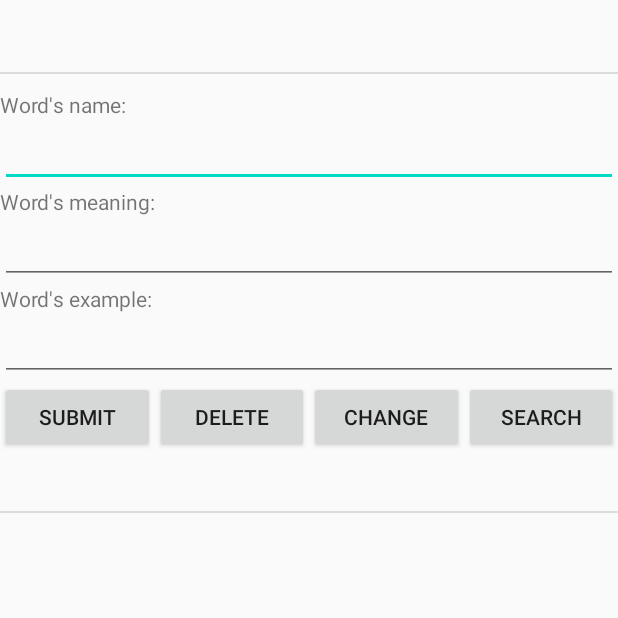
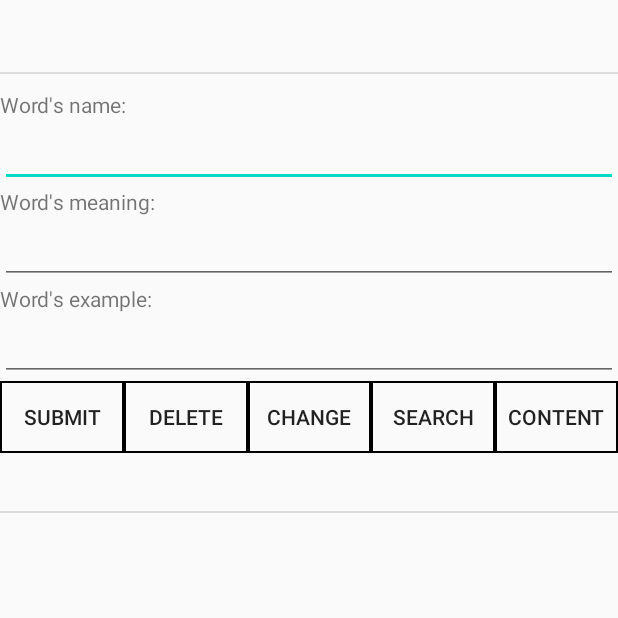
Before and after one commit to Tommy-Luo/Learncode, an Android app: the screen it shows after launch (MainActivity), after a tap on "SEARCH", on a phone screen of 412 x 824 dp, the top half of it. Run offline under Robolectric (Android 15) with nearby library versions, the phone set to English and light mode, and no system bars; 2 other taps on this screen came first.

Commit message:
“单词本”

```diff
--- a/Diary/app/src/main/AndroidManifest.xml
+++ b/Diary/app/src/main/AndroidManifest.xml
@@ -16,6 +16,10 @@
                 <category android:name="android.intent.category.LAUNCHER" />
             </intent-filter>
         </activity>
+        <provider
+            android:authorities="com.example.diarycontentprovider.provider"
+            android:exported="true"
+            android:name=".TheContentprovider" />
     </application>
 
 </manifest>
--- a/Diary/app/src/main/java/com/example/diary/DBHelper.java
+++ b/Diary/app/src/main/java/com/example/diary/DBHelper.java
@@ -11,6 +11,12 @@ public class DBHelper extends SQLiteOpenHelper {
         super(context, name, factory, version);
 
     }
+
+    public DBHelper(Context context , String baseName , int version)
+    {
+        super(context , baseName , null , version);
+    }
+
     @Override
     public void onCreate(SQLiteDatabase db) {
         //创建表名
--- a/Diary/app/src/main/java/com/example/diary/MainActivity.java
+++ b/Diary/app/src/main/java/com/example/diary/MainActivity.java
@@ -1,19 +1,28 @@
 package com.example.diary;
 
 import android.app.Activity;
+import android.app.AlertDialog;
+import android.content.ContentResolver;
 import android.content.ContentValues;
+import android.content.DialogInterface;
 import android.database.Cursor;
 import android.database.sqlite.SQLiteDatabase;
+import android.net.Uri;
 import android.os.Build;
 import android.os.Bundle;
 import android.util.Log;
+import android.view.Menu;
+import android.view.MenuItem;
 import android.view.View;
 import android.widget.AdapterView;
 import android.widget.ArrayAdapter;
 import android.widget.Button;
 import android.widget.EditText;
 import android.widget.ListView;
+import android.widget.PopupMenu;
 import android.widget.SimpleAdapter;
+import android.widget.SimpleCursorAdapter;
+import android.widget.TableLayout;
 import android.widget.TextView;
 import android.widget.Toast;
 
@@ -36,10 +45,19 @@ public class MainActivity extends Activity  {
     private SimpleAdapter listAdapter;
     private View view;
     private ListView listview,listview2;
-    private Button selBtn, addBtn, updBtn, delBtn;
+    private Button selBtn, addBtn, updBtn, delBtn,content;
     private Map<String, Object> item;
     private ContentValues selCV;
     private String selword,string;
+
+    private ContentResolver resolver ;
+    private static final String WORD = "word" ;
+    private static final String MEANING = "meaning" ;
+    private static final String EXAMPLE = "example" ;
+    private static final String AUTHORITY = "com.example.diarycontentprovider.provider" ;
+    private static final Uri ALL_URI = Uri.parse("content://" + AUTHORITY + "/wordinformation") ;
+    private static final Uri SINGLE_URI = Uri.parse("content://" + AUTHORITY + "/wordinformation") ;
+    private static final String _ID = "_id" ;
 
 
 
@@ -60,7 +78,7 @@ public class MainActivity extends Activity  {
         delBtn=(Button)findViewById(R.id.delete);
         updBtn=(Button)findViewById(R.id.update);
         selBtn=(Button)findViewById(R.id.search);
-
+        content=(Button)findViewById(R.id.CONTENT);
 
         addBtn.setOnClickListener(new Button.OnClickListener() {
             @Override
@@ -105,6 +123,57 @@ public class MainActivity extends Activity  {
             }
         });
 
+        content.setOnClickListener(new View.OnClickListener() {
+            @Override
+            public void onClick(View view) {
+                PopupMenu popupMenu=new PopupMenu(MainActivity.this,view);
+                getMenuInflater().inflate(R.menu.option,popupMenu.getMenu());
+                popupMenu.setOnMenuItemClickListener(new PopupMenu.OnMenuItemClickListener() {
+                    @Override
+                    public boolean onMenuItemClick(MenuItem menuItem) {
+
+                        switch (menuItem.getItemId()){
+                            case R.id.INSERT_item:
+
+                                ContentValues values = new ContentValues() ;
+                                values.put(WORD , "turtle");
+                                values.put(MEANING , "乌龟" );
+                                values.put(EXAMPLE , "turle is good" );
+
+                                resolver.insert(ALL_URI , values ) ;
+                                initthecontent();
+                                return true;
+                            case R.id.DELETE_item:
+
+                                resolver.delete(ALL_URI , null , null) ;
+                                initthecontent();
+                                return true;
+                            case R.id.UPDATE_item:
+
+                                ContentValues values_new = new ContentValues() ;
+                                values_new.put(WORD , "big turtle");
+                                values_new.put(MEANING , "大乌龟！" );
+                                values_new.put(EXAMPLE , "big turtle is good！" );
+
+                                resolver.update(ALL_URI , values_new , new String("word = ?") , new String[]{"turtle"} ) ;
+                                initthecontent();
+
+                                return true;
+
+
+                            default:
+                                return false;
+
+                        }
+                    }
+                });
+
+                popupMenu.show();
+
+
+            }
+        });
+
         dbHelper = new DBHelper(this, DB_NAME, null, 1);
         db = dbHelper.getWritableDatabase();// 打开数据库
         data = new ArrayList<Map<String, Object>>();
@@ -129,7 +198,21 @@ public class MainActivity extends Activity  {
                theword();
               }
         });
+
+        resolver = getContentResolver() ;
+        initthecontent() ;
     }
+
+    private void initthecontent() {
+        Cursor cursor = resolver.query(ALL_URI , null , null ,null ,null) ;
+        SimpleCursorAdapter adapter = new SimpleCursorAdapter(this , R.layout.dict_adapt_listview,
+                cursor , new String[]{WORD , MEANING,EXAMPLE} ,new int[] {R.id.WordTetView , R.id.MeaningTetView,R.id.ExampleTetView}) ;
+        listview.setAdapter(adapter);
+        System.out.println("initthecontent") ;
+    }
+
+
+
 
     @RequiresApi(api = Build.VERSION_CODES.N)
     public void theword() {
--- /dev/null
+++ b/Diary/app/src/main/res/drawable/border.xml
@@ -0,0 +1,8 @@
+<?xml version="1.0" encoding="utf-8"?>
+<shape xmlns:android="http://schemas.android.com/apk/res/android">
+    <stroke
+        android:width="1dp"
+        android:color="#000"/>
+    <solid
+        android:color="@android:color/transparent"/>
+</shape>
--- a/Diary/app/src/main/res/layout/activity_main.xml
+++ b/Diary/app/src/main/res/layout/activity_main.xml
@@ -53,7 +53,7 @@
         <GridLayout
             android:layout_width="match_parent"
             android:layout_height="match_parent"
-            android:columnCount="5"
+            android:columnCount="6"
             android:rowCount="1"
             android:orientation="horizontal">
             <Button
@@ -63,7 +63,7 @@
                 android:layout_rowWeight="1"
                 android:id="@+id/submit"
                 android:text="SUBMIT"
-
+                android:background="@drawable/border"
                 />
             <Button
                 android:layout_width="0dp"
@@ -72,7 +72,7 @@
                 android:layout_rowWeight="1"
                 android:id="@+id/delete"
                 android:text="DELETE"
-
+                android:background="@drawable/border"
                 />
             <Button
                 android:layout_width="0dp"
@@ -81,7 +81,7 @@
                 android:layout_rowWeight="1"
                 android:id="@+id/update"
                 android:text="CHANGE"
-
+                android:background="@drawable/border"
                 />
             <Button
                 android:layout_width="0dp"
@@ -90,12 +90,21 @@
                 android:layout_rowWeight="1"
                 android:id="@+id/search"
                 android:text="SEARCH"
-
+                android:background="@drawable/border"
                 />
             <Button
                 android:layout_width="0dp"
-                android:layout_height="match_parent"
-
+                android:layout_height="0dp"
+                android:layout_columnWeight="1"
+                android:layout_rowWeight="1"
+                android:id="@+id/CONTENT"
+                android:text="CONTENT"
+                android:background="@drawable/border"
+                />
+            <Button
+                android:layout_width="0dp"
+                android:layout_rowWeight="1"
+                android:background="@drawable/border"
                 />
         </GridLayout>
     </TableLayout>
--- a/Diary/app/src/main/res/menu/option.xml
+++ b/Diary/app/src/main/res/menu/option.xml
@@ -1,7 +1,9 @@
 <?xml version="1.0" encoding="utf-8"?>
 <menu xmlns:android="http://schemas.android.com/apk/res/android">
 
-    <item android:id="@+id/id_add_item" android:title="Add"/>
-    <item android:id="@+id/id_return_item" android:title="Return"/>
+    <item android:id="@+id/INSERT_item" android:title="INSERT"/>
+    <item android:id="@+id/DELETE_item" android:title="DELETE"/>
+    <item android:id="@+id/UPDATE_item" android:title="UPDATE"/>
+
 
 </menu>
```
Also changed, not shown: Diary/app/src/main/java/com/example/diary/TheContentprovider.java (added, +121 -0 lines), Diary/app/src/main/res/layout/dict_adapt_listview.xml (added, +29 -0 lines).
